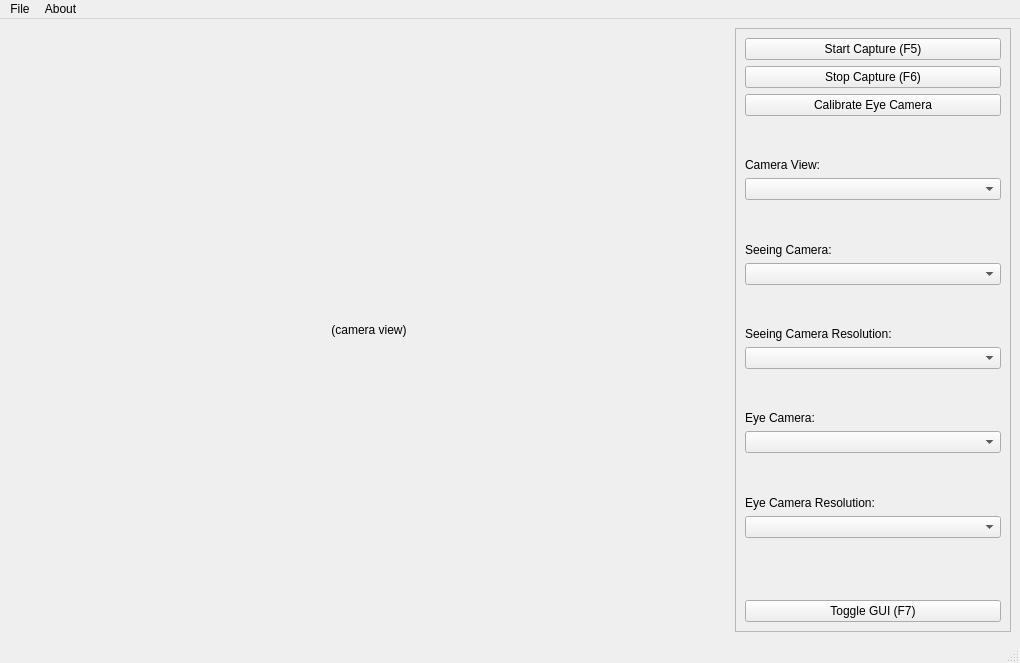
Above: capture.ui from ganesh-git2014/python-eye-tracker before the change. Below: the same form after it.
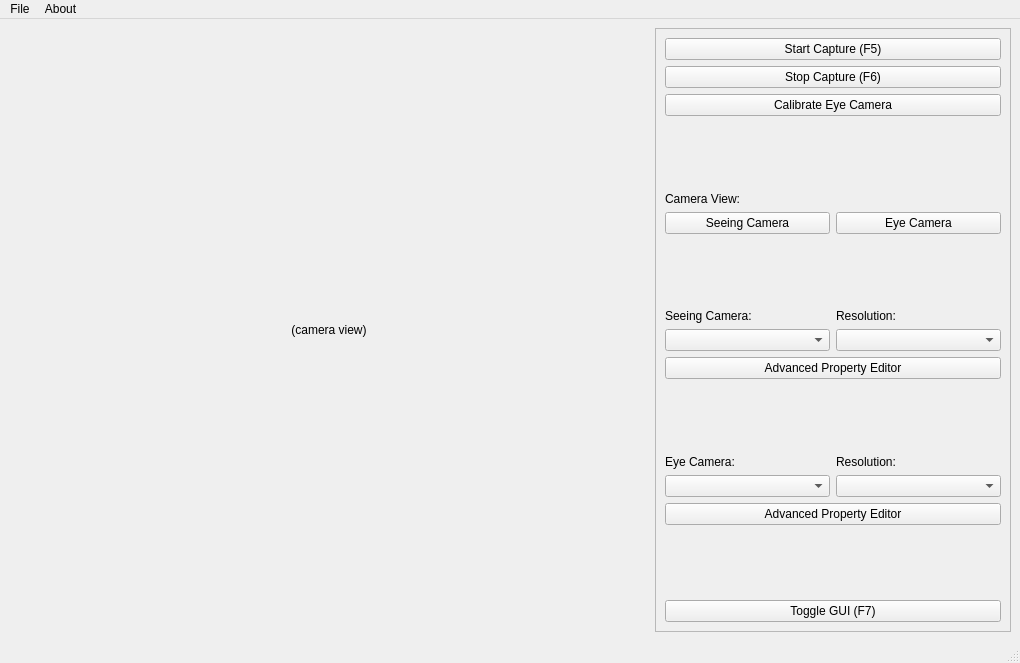
That is the form after the change.

Patch:
```diff
--- a/capture.ui
+++ b/capture.ui
@@ -25,7 +25,7 @@
      <widget class="QLabel" name="cam_view">
       <property name="minimumSize">
        <size>
-        <width>720</width>
+        <width>640</width>
         <height>480</height>
        </size>
       </property>
@@ -53,33 +53,25 @@
        </property>
        <layout class="QVBoxLayout" name="verticalLayout">
         <item>
-         <widget class="QPushButton" name="start_cap_btn">
+         <layout class="QGridLayout" name="gridLayout">
+          <item row="9" column="0" colspan="2">
+           <widget class="QPushButton" name="pushButton_3">
           <property name="text">
-           <string>Start Capture (F5)</string>
+             <string>Advanced Property Editor</string>
           </property>
          </widget>
         </item>
-        <item>
-         <widget class="QPushButton" name="stop_cap_btn">
-          <property name="sizePolicy">
-           <sizepolicy hsizetype="Minimum" vsizetype="Fixed">
-            <horstretch>0</horstretch>
-            <verstretch>0</verstretch>
-           </sizepolicy>
-          </property>
-          <property name="text">
-           <string>Stop Capture (F6)</string>
-          </property>
-         </widget>
-        </item>
-        <item>
-         <widget class="QPushButton" name="calibrate_btn">
+          <item row="12" column="0">
+           <widget class="QComboBox" name="eye_cam_combo_box"/>
+          </item>
+          <item row="5" column="1">
+           <widget class="QPushButton" name="pushButton_2">
           <property name="text">
-           <string>Calibrate Eye Camera</string>
+             <string>Eye Camera</string>
           </property>
          </widget>
         </item>
-        <item>
+          <item row="4" column="0" colspan="2">
          <widget class="QLabel" name="cam_view_label">
           <property name="text">
            <string>Camera View:</string>
@@ -89,23 +81,24 @@
           </property>
          </widget>
         </item>
-        <item>
-         <widget class="QComboBox" name="cam_view_combo_box"/>
-        </item>
-        <item>
-         <widget class="QLabel" name="seeing_cam_label">
+          <item row="5" column="0">
+           <widget class="QPushButton" name="pushButton">
           <property name="text">
-           <string>Seeing Camera:</string>
-          </property>
-          <property name="alignment">
-           <set>Qt::AlignBottom|Qt::AlignLeading|Qt::AlignLeft</set>
+             <string>Seeing Camera</string>
           </property>
          </widget>
         </item>
-        <item>
+          <item row="8" column="0">
          <widget class="QComboBox" name="seeing_cam_combo_box"/>
         </item>
-        <item>
+          <item row="2" column="0" colspan="2">
+           <widget class="QPushButton" name="calibrate_btn">
+            <property name="text">
+             <string>Calibrate Eye Camera</string>
+            </property>
+           </widget>
+          </item>
+          <item row="7" column="1">
          <widget class="QLabel" name="seeing_res_label">
           <property name="sizePolicy">
            <sizepolicy hsizetype="Minimum" vsizetype="Minimum">
@@ -114,17 +107,24 @@
            </sizepolicy>
           </property>
           <property name="text">
-           <string>Seeing Camera Resolution:</string>
+             <string>Resolution:</string>
           </property>
           <property name="alignment">
            <set>Qt::AlignBottom|Qt::AlignLeading|Qt::AlignLeft</set>
           </property>
          </widget>
         </item>
-        <item>
-         <widget class="QComboBox" name="seeing_res_combo_box"/>
-        </item>
-        <item>
+          <item row="7" column="0">
+           <widget class="QLabel" name="seeing_cam_label">
+            <property name="text">
+             <string>Seeing Camera:</string>
+            </property>
+            <property name="alignment">
+             <set>Qt::AlignBottom|Qt::AlignLeading|Qt::AlignLeft</set>
+            </property>
+           </widget>
+          </item>
+          <item row="11" column="0">
          <widget class="QLabel" name="eye_cam_label">
           <property name="text">
            <string>Eye Camera:</string>
@@ -134,13 +134,16 @@
           </property>
          </widget>
         </item>
-        <item>
-         <widget class="QComboBox" name="eye_cam_combo_box"/>
-        </item>
-        <item>
+          <item row="12" column="1">
+           <widget class="QComboBox" name="eye_res_combo_box"/>
+          </item>
+          <item row="8" column="1">
+           <widget class="QComboBox" name="seeing_res_combo_box"/>
+          </item>
+          <item row="11" column="1">
          <widget class="QLabel" name="eye_res_label">
           <property name="text">
-           <string>Eye Camera Resolution:</string>
+             <string>Resolution:</string>
           </property>
           <property name="alignment">
            <set>Qt::AlignBottom|Qt::AlignLeading|Qt::AlignLeft</set>
@@ -150,23 +153,94 @@
           </property>
          </widget>
         </item>
-        <item>
-         <widget class="QComboBox" name="eye_res_combo_box"/>
-        </item>
-        <item>
-         <widget class="QLabel" name="spacer_label">
+          <item row="13" column="0" colspan="2">
+           <widget class="QPushButton" name="pushButton_4">
+            <property name="text">
+             <string>Advanced Property Editor</string>
+            </property>
+           </widget>
+          </item>
+          <item row="1" column="0" colspan="2">
+           <widget class="QPushButton" name="stop_cap_btn">
+            <property name="sizePolicy">
+             <sizepolicy hsizetype="Minimum" vsizetype="Fixed">
+              <horstretch>0</horstretch>
+              <verstretch>0</verstretch>
+             </sizepolicy>
+            </property>
           <property name="text">
-           <string/>
+             <string>Stop Capture (F6)</string>
           </property>
          </widget>
         </item>
-        <item>
+          <item row="0" column="0" colspan="2">
+           <widget class="QPushButton" name="start_cap_btn">
+            <property name="text">
+             <string>Start Capture (F5)</string>
+            </property>
+           </widget>
+          </item>
+          <item row="15" column="0" colspan="2">
          <widget class="QPushButton" name="toggle_gui_btn">
           <property name="text">
            <string>Toggle GUI (F7)</string>
           </property>
          </widget>
         </item>
+          <item row="3" column="0" colspan="2">
+           <spacer name="verticalSpacer">
+            <property name="orientation">
+             <enum>Qt::Vertical</enum>
+            </property>
+            <property name="sizeHint" stdset="0">
+             <size>
+              <width>20</width>
+              <height>40</height>
+             </size>
+            </property>
+           </spacer>
+          </item>
+          <item row="14" column="0" colspan="2">
+           <spacer name="verticalSpacer_2">
+            <property name="orientation">
+             <enum>Qt::Vertical</enum>
+            </property>
+            <property name="sizeHint" stdset="0">
+             <size>
+              <width>20</width>
+              <height>40</height>
+             </size>
+            </property>
+           </spacer>
+          </item>
+          <item row="10" column="0" colspan="2">
+           <spacer name="verticalSpacer_4">
+            <property name="orientation">
+             <enum>Qt::Vertical</enum>
+            </property>
+            <property name="sizeHint" stdset="0">
+             <size>
+              <width>20</width>
+              <height>40</height>
+             </size>
+            </property>
+           </spacer>
+          </item>
+          <item row="6" column="0" colspan="2">
+           <spacer name="verticalSpacer_3">
+            <property name="orientation">
+             <enum>Qt::Vertical</enum>
+            </property>
+            <property name="sizeHint" stdset="0">
+             <size>
+              <width>20</width>
+              <height>40</height>
+             </size>
+            </property>
+           </spacer>
+          </item>
+         </layout>
+        </item>
        </layout>
       </widget>
      </widget>
```
Left out of the diff: 16 changed lines with no effect on the pictures. Lines whose indentation alone changed are shown as unchanged.
